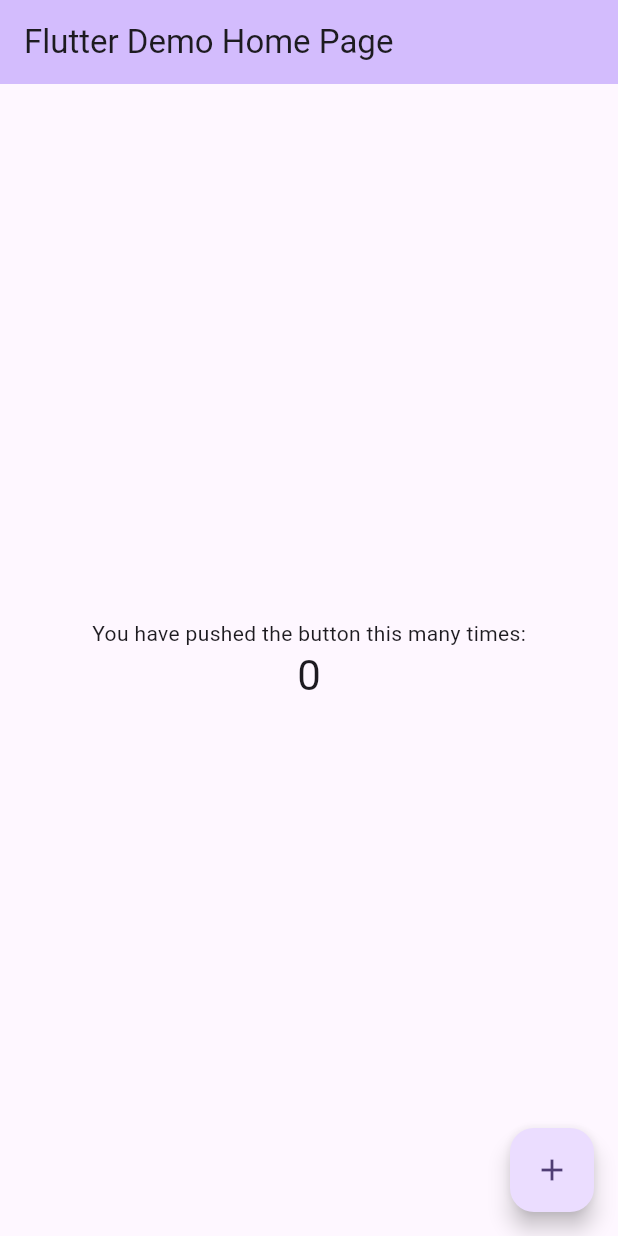
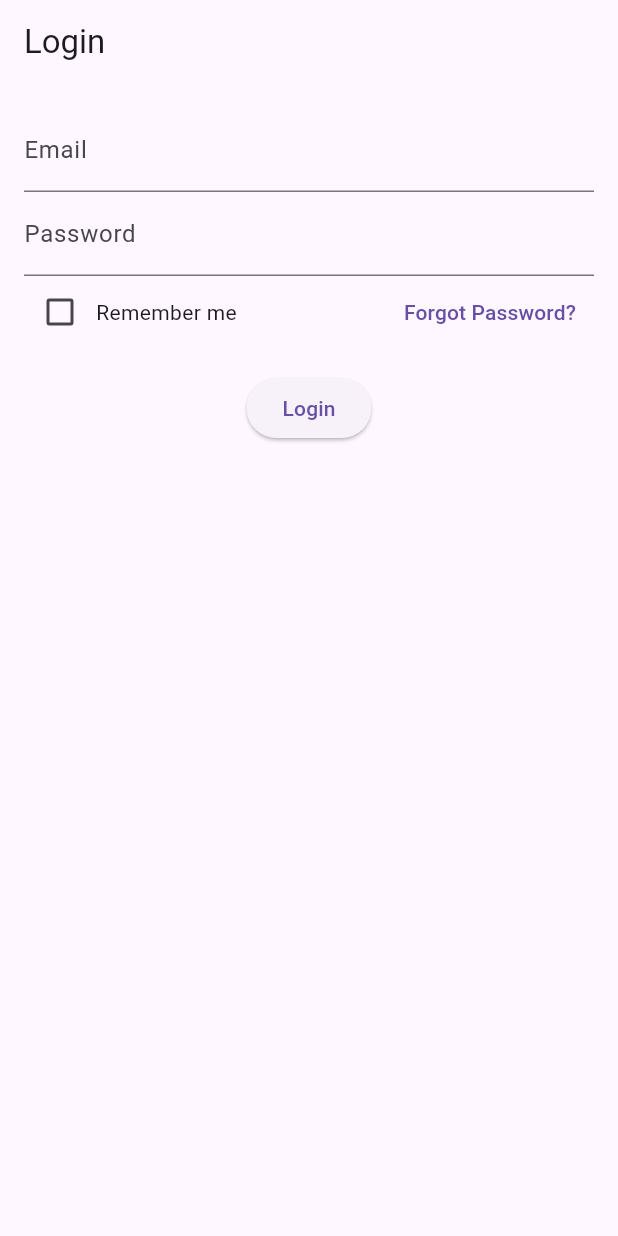
Before and after one commit to ForceAgriAdmin/forceagrimobile, a Flutter app: the screen it shows after launch, on a phone screen of 412 x 824 dp. Run offline on Flutter 3.47's test engine with Material 3 defaults, Android fonts, the phone set to English and light mode, and no system bars; our stand-ins replace firebase_auth, firebase_core, flutter_riverpod, shared_preferences; accounts and stored records are empty.

Commit message:
basic login flow

```diff
--- a/forceagri_mobile/lib/main.dart
+++ b/forceagri_mobile/lib/main.dart
@@ -1,122 +1,24 @@
+// lib/main.dart
 import 'package:flutter/material.dart';
+import 'package:firebase_core/firebase_core.dart';
+import 'package:firebase_auth/firebase_auth.dart';
+import 'package:shared_preferences/shared_preferences.dart';
+import 'package:flutter_riverpod/flutter_riverpod.dart';
+import 'my_app.dart';
 
-void main() {
-  runApp(const MyApp());
-}
+Future<void> main() async {
+  WidgetsFlutterBinding.ensureInitialized();
+  await Firebase.initializeApp();
 
-class MyApp extends StatelessWidget {
-  const MyApp({super.key});
+  final prefs = await SharedPreferences.getInstance();
+  final remember = prefs.getBool('rememberMe') ?? false;
+  final expiry   = prefs.getInt('expiry') ?? 0;
+  final now      = DateTime.now().millisecondsSinceEpoch;
 
-  // This widget is the root of your application.
-  @override
-  Widget build(BuildContext context) {
-    return MaterialApp(
-      title: 'Flutter Demo',
-      theme: ThemeData(
-        // This is the theme of your application.
-        //
-        // TRY THIS: Try running your application with "flutter run". You'll see
-        // the application has a purple toolbar. Then, without quitting the app,
-        // try changing the seedColor in the colorScheme below to Colors.green
-        // and then invoke "hot reload" (save your changes or press the "hot
-        // reload" button in a Flutter-supported IDE, or press "r" if you used
-        // the command line to start the app).
-        //
-        // Notice that the counter didn't reset back to zero; the application
-        // state is not lost during the reload. To reset the state, use hot
-        // restart instead.
-        //
-        // This works for code too, not just values: Most code changes can be
-        // tested with just a hot reload.
-        colorScheme: ColorScheme.fromSeed(seedColor: Colors.deepPurple),
-      ),
-      home: const MyHomePage(title: 'Flutter Demo Home Page'),
-    );
-  }
-}
-
-class MyHomePage extends StatefulWidget {
-  const MyHomePage({super.key, required this.title});
-
-  // This widget is the home page of your application. It is stateful, meaning
-  // that it has a State object (defined below) that contains fields that affect
-  // how it looks.
-
-  // This class is the configuration for the state. It holds the values (in this
-  // case the title) provided by the parent (in this case the App widget) and
-  // used by the build method of the State. Fields in a Widget subclass are
-  // always marked "final".
-
-  final String title;
-
-  @override
-  State<MyHomePage> createState() => _MyHomePageState();
-}
-
-class _MyHomePageState extends State<MyHomePage> {
-  int _counter = 0;
-
-  void _incrementCounter() {
-    setState(() {
-      // This call to setState tells the Flutter framework that something has
-      // changed in this State, which causes it to rerun the build method below
-      // so that the display can reflect the updated values. If we changed
-      // _counter without calling setState(), then the build method would not be
-      // called again, and so nothing would appear to happen.
-      _counter++;
-    });
+  // If not remembered or expired, sign out
+  if (!remember || now > expiry) {
+    await FirebaseAuth.instance.signOut();
   }
 
-  @override
-  Widget build(BuildContext context) {
-    // This method is rerun every time setState is called, for instance as done
-    // by the _incrementCounter method above.
-    //
-    // The Flutter framework has been optimized to make rerunning build methods
-    // fast, so that you can just rebuild anything that needs updating rather
-    // than having to individually change instances of widgets.
-    return Scaffold(
-      appBar: AppBar(
-        // TRY THIS: Try changing the color here to a specific color (to
-        // Colors.amber, perhaps?) and trigger a hot reload to see the AppBar
-        // change color while the other colors stay the same.
-        backgroundColor: Theme.of(context).colorScheme.inversePrimary,
-        // Here we take the value from the MyHomePage object that was created by
-        // the App.build method, and use it to set our appbar title.
-        title: Text(widget.title),
-      ),
-      body: Center(
-        // Center is a layout widget. It takes a single child and positions it
-        // in the middle of the parent.
-        child: Column(
-          // Column is also a layout widget. It takes a list of children and
-          // arranges them vertically. By default, it sizes itself to fit its
-          // children horizontally, and tries to be as tall as its parent.
-          //
-          // Column has various properties to control how it sizes itself and
-          // how it positions its children. Here we use mainAxisAlignment to
-          // center the children vertically; the main axis here is the vertical
-          // axis because Columns are vertical (the cross axis would be
-          // horizontal).
-          //
-          // TRY THIS: Invoke "debug painting" (choose the "Toggle Debug Paint"
-          // action in the IDE, or press "p" in the console), to see the
-          // wireframe for each widget.
-          mainAxisAlignment: MainAxisAlignment.center,
-          children: <Widget>[
-            const Text('You have pushed the button this many times:'),
-            Text(
-              '$_counter',
-              style: Theme.of(context).textTheme.headlineMedium,
-            ),
-          ],
-        ),
-      ),
-      floatingActionButton: FloatingActionButton(
-        onPressed: _incrementCounter,
-        tooltip: 'Increment',
-        child: const Icon(Icons.add),
-      ), // This trailing comma makes auto-formatting nicer for build methods.
-    );
-  }
+  runApp(const ProviderScope(child: MyApp()));
 }
--- /dev/null
+++ b/forceagri_mobile/lib/my_app.dart
@@ -0,0 +1,25 @@
+// lib/my_app.dart
+import 'package:flutter/material.dart';
+import 'package:flutter_riverpod/flutter_riverpod.dart';
+import 'providers.dart';
+import 'screens/login_page.dart';
+import 'screens/home_page.dart';
+
+class MyApp extends ConsumerWidget {
+  const MyApp({super.key});
+  @override
+  Widget build(BuildContext context, WidgetRef ref) {
+    final authState = ref.watch(authStateProvider);
+    return MaterialApp(
+      home: authState.when(
+        data: (user) => user != null
+            ? HomePage(user: user)
+            : const LoginPage(),
+        loading: () => const Scaffold(
+            body: Center(child: CircularProgressIndicator())),
+        error: (_, __) => const Scaffold(
+            body: Center(child: Text('Auth error'))),
+      ),
+    );
+  }
+}
--- /dev/null
+++ b/forceagri_mobile/lib/providers.dart
@@ -0,0 +1,10 @@
+// lib/providers.dart
+import 'package:flutter_riverpod/flutter_riverpod.dart';
+import 'package:firebase_auth/firebase_auth.dart';
+import 'services/auth_service.dart';
+
+final authServiceProvider = Provider<AuthService>((ref) => AuthService());
+final authStateProvider  = StreamProvider<User?>(
+  (ref) => ref.watch(authServiceProvider).authStateChanges(),
+);
+final rememberMeProvider = StateProvider<bool>((ref) => false);
--- /dev/null
+++ b/forceagri_mobile/lib/screens/login_page.dart
@@ -0,0 +1,104 @@
+// lib/screens/login_page.dart
+import 'package:flutter/material.dart';
+import 'package:flutter_riverpod/flutter_riverpod.dart';
+import '../providers.dart';
+import 'package:firebase_auth/firebase_auth.dart';
+
+class LoginPage extends ConsumerStatefulWidget {
+  const LoginPage({super.key});
+  @override
+  ConsumerState<LoginPage> createState() => _LoginPageState();
+}
+
+class _LoginPageState extends ConsumerState<LoginPage> {
+  final _formKey = GlobalKey<FormState>();
+  final emailCtrl    = TextEditingController();
+  final passwordCtrl = TextEditingController();
+  bool _loading = false;
+
+  Future<void> _login() async {
+    if (!_formKey.currentState!.validate()) return;
+    setState(() => _loading = true);
+    final remember = ref.read(rememberMeProvider);
+    try {
+      await ref.read(authServiceProvider).signIn(
+        email:    emailCtrl.text.trim(),
+        password: passwordCtrl.text,
+        rememberMe: remember,
+      );
+    } on FirebaseAuthException catch (e) {
+      ScaffoldMessenger.of(context)
+          .showSnackBar(SnackBar(content: Text(e.message ?? 'Login failed')));
+    } finally {
+      setState(() => _loading = false);
+    }
+  }
+
+  Future<void> _resetPassword() async {
+    final email = emailCtrl.text.trim();
+    if (email.isEmpty) {
+      ScaffoldMessenger.of(context).showSnackBar(
+          const SnackBar(content: Text('Enter your email first')));
+      return;
+    }
+    try {
+      await ref.read(authServiceProvider).resetPassword(email);
+      ScaffoldMessenger.of(context).showSnackBar(
+          const SnackBar(content: Text('Reset email sent')));
+    } on FirebaseAuthException catch (e) {
+      ScaffoldMessenger.of(context)
+          .showSnackBar(SnackBar(content: Text(e.message ?? 'Reset failed')));
+    }
+  }
+
+  @override
+  Widget build(BuildContext context) {
+    final remember = ref.watch(rememberMeProvider);
+    return Scaffold(
+      appBar: AppBar(title: const Text('Login')),
+      body: Padding(
+        padding: const EdgeInsets.all(16),
+        child: Form(
+          key: _formKey,
+          child: Column(children: [
+            TextFormField(
+              controller: emailCtrl,
+              decoration: const InputDecoration(labelText: 'Email'),
+              validator: (v) => v != null && v.contains('@')
+                  ? null
+                  : 'Enter a valid email',
+            ),
+            TextFormField(
+              controller: passwordCtrl,
+              decoration: const InputDecoration(labelText: 'Password'),
+              obscureText: true,
+              validator: (v) => v != null && v.length >= 6
+                  ? null
+                  : 'Min 6 characters',
+            ),
+            Row(children: [
+              Checkbox(
+                value: remember,
+                onChanged: (v) =>
+                    ref.read(rememberMeProvider.notifier).state = v ?? false,
+              ),
+              const Text('Remember me'),
+              const Spacer(),
+              TextButton(
+                onPressed: _resetPassword,
+                child: const Text('Forgot Password?'),
+              ),
+            ]),
+            const SizedBox(height: 16),
+            ElevatedButton(
+              onPressed: _loading ? null : _login,
+              child: _loading
+                  ? const CircularProgressIndicator()
+                  : const Text('Login'),
+            ),
+          ]),
+        ),
+      ),
+    );
+  }
+}
```
Also changed, not shown: forceagri_mobile/lib/screens/home_page.dart (added, +34 -0 lines), forceagri_mobile/lib/services/auth_service.dart (added, +38 -0 lines), 1 other file.
